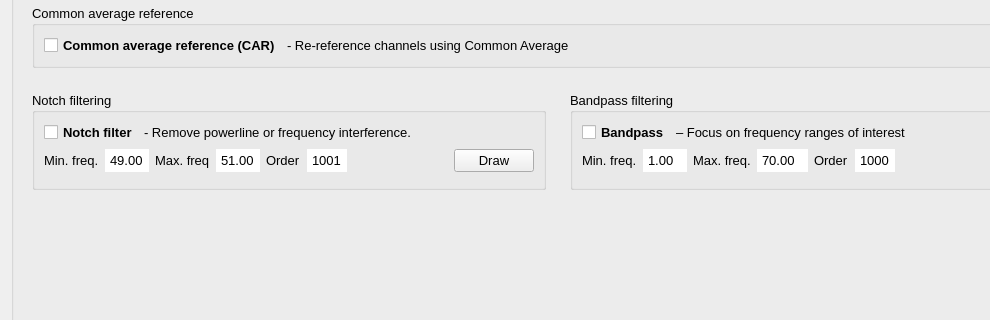
This is Preprocessing/preprocessing_widget.ui in medusabci/medusa-analyzer as Qt 5 draws it before an edit; both pictures show x 0 to 990 and y 354 to 674 of the 1115 by 982 pixel window. The edited form follows.
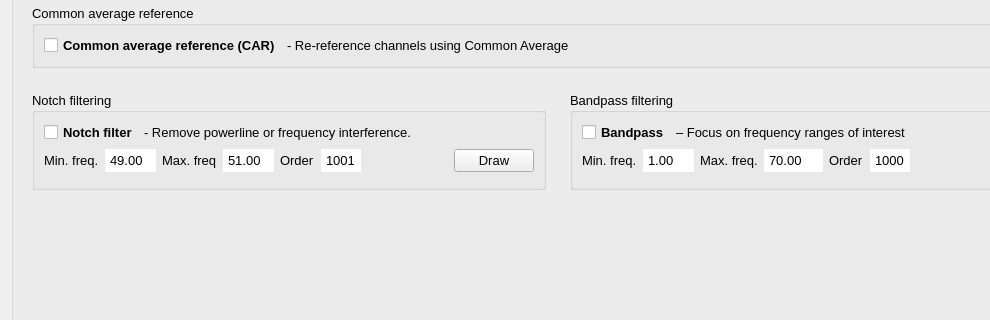
This is the edited form.

```diff
--- a/Preprocessing/preprocessing_widget.ui
+++ b/Preprocessing/preprocessing_widget.ui
@@ -417,6 +417,9 @@
                   <property name="minimum">
                    <double>0.100000000000000</double>
                   </property>
+                  <property name="maximum">
+                   <double>999.990000000000009</double>
+                  </property>
                   <property name="value">
                    <double>49.000000000000000</double>
                   </property>
@@ -442,6 +445,9 @@
                   <property name="minimum">
                    <double>0.200000000000000</double>
                   </property>
+                  <property name="maximum">
+                   <double>999.990000000000009</double>
+                  </property>
                   <property name="value">
                    <double>51.000000000000000</double>
                   </property>
@@ -596,6 +602,9 @@
                   <property name="minimum">
                    <double>0.100000000000000</double>
                   </property>
+                  <property name="maximum">
+                   <double>999.990000000000009</double>
+                  </property>
                   <property name="value">
                    <double>1.000000000000000</double>
                   </property>
@@ -622,7 +631,7 @@
                    <double>0.200000000000000</double>
                   </property>
                   <property name="maximum">
-                   <double>999.990000000000009</double>
+                   <double>9999.989999999999782</double>
                   </property>
                   <property name="value">
                    <double>70.000000000000000</double>
```
